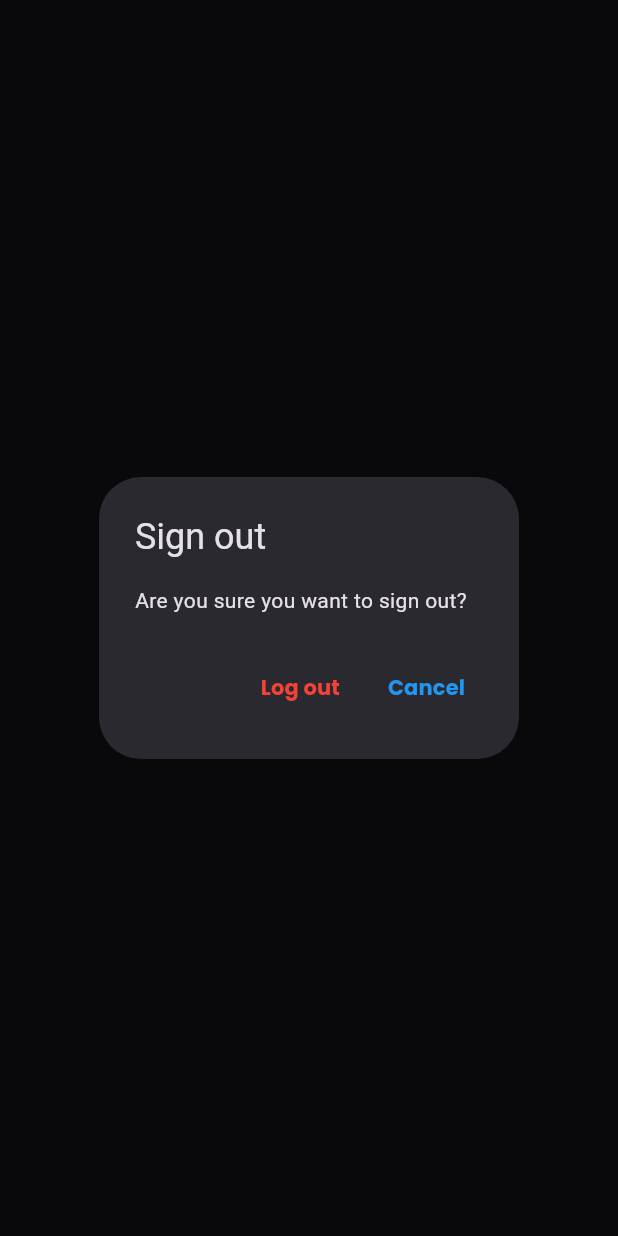
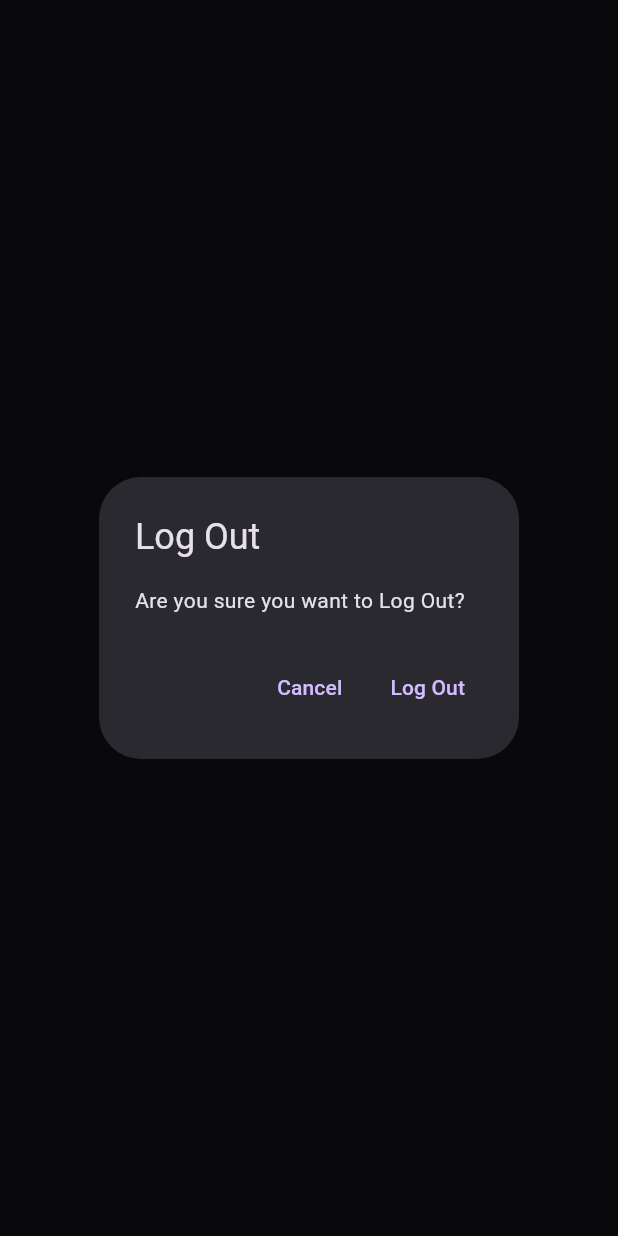
Before and after one commit to sharvil112003/mynotes, a Flutter app: what showLogOutDialog() shows on an empty page, opened directly, on a phone screen of 412 x 824 dp. Run offline on Flutter 3.47's test engine with Material 3 defaults, Android fonts, the phone set to English and light mode, and no system bars; our stand-ins replace firebase_auth, firebase_core, google_fonts, sqflite; accounts and stored records are empty; network calls fail.

Commit message:
Modified dialogs

```diff
--- /dev/null
+++ b/lib/utilities/dialogues/generic_dialog.dart
@@ -0,0 +1,33 @@
+import 'package:flutter/material.dart';
+
+typedef DialogOptionBuilder<T> = Map<String, T?> Function();
+
+Future<T?> showGenericDialog<T>({
+  required BuildContext context,
+  required String title,
+  required String content,
+  required DialogOptionBuilder optionsBuilder,
+}) {
+  final options = optionsBuilder();
+  return showDialog(
+      context: context,
+      builder: (context) {
+        return AlertDialog(
+          title: Text(title),
+          content: Text(content),
+          actions: options.keys.map((optionTitle) {
+            final value = options[optionTitle];
+            return TextButton(
+              onPressed: () {
+                if (value != null) {
+                  Navigator.of(context).pop(value);
+                } else {
+                  Navigator.of(context).pop();
+                }
+              },
+              child: Text(optionTitle),
+            );
+          }).toList(),
+        );
+      });
+}
--- /dev/null
+++ b/lib/utilities/dialogues/logout_dialog.dart
@@ -0,0 +1,16 @@
+import 'package:flutter/material.dart';
+import 'package:mynotes/utilities/dialogues/generic_dialog.dart';
+
+Future<bool> showLogOutDialog(
+  BuildContext context,
+) {
+  return showGenericDialog<bool>(
+    context: context,
+    title: 'Log Out',
+    content: 'Are you sure you want to Log Out?',
+    optionsBuilder: () => {
+      'Cancel': false,
+      'Log Out': true,
+    },
+  ).then((value) => value ?? false);
+}
--- a/lib/views/login_view.dart
+++ b/lib/views/login_view.dart
@@ -3,7 +3,7 @@ import 'package:google_fonts/google_fonts.dart';
 import 'package:mynotes/constants/routes.dart';
 import 'package:mynotes/services/auth/auth_exceptions.dart';
 import 'package:mynotes/services/auth/auth_service.dart';
-import 'package:mynotes/utilities/show_error_dialog.dart';
+import 'package:mynotes/utilities/dialogues/error_dialog.dart';
 
 class LoginView extends StatefulWidget {
   const LoginView({super.key});
--- a/lib/views/notes/notes_view.dart
+++ b/lib/views/notes/notes_view.dart
@@ -4,6 +4,8 @@ import 'package:mynotes/constants/routes.dart';
 import 'package:mynotes/enums/menu_action.dart';
 import 'package:mynotes/services/auth/auth_service.dart';
 import 'package:mynotes/services/crud/notes_service.dart';
+import 'package:mynotes/utilities/dialogues/logout_dialog.dart';
+import 'package:mynotes/views/notes/notes_list_view.dart';
 
 class NotesView extends StatefulWidget {
   const NotesView({super.key});
@@ -20,12 +22,6 @@ class _NotesViewState extends State<NotesView> {
   void initState() {
     _notesService = NotesService();
     super.initState();
-  }
-
-  @override
-  void dispose() {
-    _notesService.close;
-    super.dispose();
   }
 
   @override
@@ -91,7 +87,17 @@ class _NotesViewState extends State<NotesView> {
                     switch (snapshot.connectionState) {
                       case ConnectionState.waiting:
                       case ConnectionState.active:
-                        return const Text('Waiting for notes...');
+                        if (snapshot.hasData) {
+                          final allNotes = snapshot.data as List<DatabaseNote>;
+                          return NotesListView(
+                            notes: allNotes,
+                            onDeleteNote: (note) async {
+                              await _notesService.deleteNode(id: note.id);
+                            },
+                          );
+                        } else {
+                          return const CircularProgressIndicator();
+                        }
                       default:
                         return const CircularProgressIndicator();
                     }
@@ -105,35 +111,3 @@ class _NotesViewState extends State<NotesView> {
     );
   }
 }
-
-Future<bool?> showLogOutDialog(BuildContext context) {
-  return showDialog<bool>(
-    context: context,
-    builder: (context) {
-      return AlertDialog(
-        title: const Text('Sign out'),
-        content: const Text(
-          'Are you sure you want to sign out? ',
-        ),
-        actions: [
-          TextButton(
-              onPressed: () {
-                Navigator.of(context).pop(true);
-              },
-              child: Text('Log out',
-                  style: GoogleFonts.poppins(
-                      color: Colors.red, fontWeight: FontWeight.bold))),
-          TextButton(
-              onPressed: () {
-                Navigator.pop(context, false);
-              },
-              child: Text(
-                'Cancel',
-                style: GoogleFonts.poppins(
-                    color: Colors.blue, fontWeight: FontWeight.bold),
-              ))
-        ],
-      );
-    },
-  );
-}
--- a/lib/views/register_view.dart
+++ b/lib/views/register_view.dart
@@ -3,7 +3,7 @@ import 'package:google_fonts/google_fonts.dart';
 import 'package:mynotes/constants/routes.dart';
 import 'package:mynotes/services/auth/auth_exceptions.dart';
 import 'package:mynotes/services/auth/auth_service.dart';
-import 'package:mynotes/utilities/show_error_dialog.dart';
+import 'package:mynotes/utilities/dialogues/error_dialog.dart';
 
 class RegisterView extends StatefulWidget {
   const RegisterView({super.key});
```
Also changed, not shown: lib/services/crud/notes_service.dart (+9 -4 lines), lib/utilities/dialogues/delete_dailog.dart (added, +16 -0 lines), lib/utilities/dialogues/error_dialog.dart (added, +16 -0 lines), lib/utilities/show_error_dialog.dart (deleted, +0 -32 lines), lib/views/notes/notes_list_view.dart (added, +44 -0 lines).
